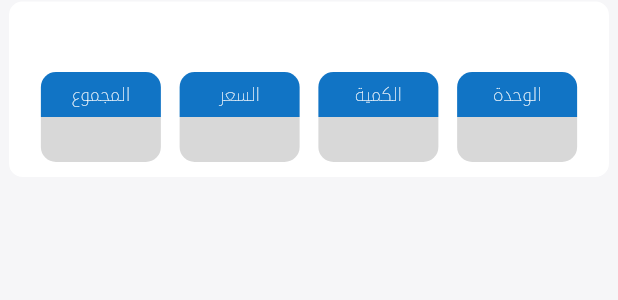
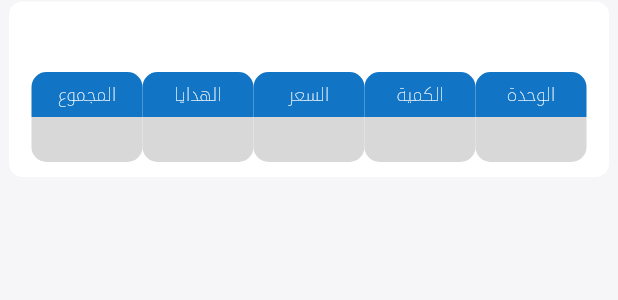
Before and after one commit to salimo2002/template, a Flutter app: the InvoiceItemCard widget shown alone on an empty page, opened directly with empty values, on a phone screen of 412 x 824 dp. Shown: the top 300 px of the screen. Run offline on Flutter 3.47's test engine with Material 3 defaults, Android fonts, the phone set to English and light mode, and no system bars; our stand-ins replace flutter_bloc, flutter_svg, image_picker, video_player; missing offline and left inert: font_awesome_icon_class, mobile_scanner; accounts and stored records are empty; network calls fail.

```diff
--- a/lib/widgets/sales invoice view/invoice_item_card.dart
+++ b/lib/widgets/sales invoice view/invoice_item_card.dart
@@ -14,7 +14,7 @@ class InvoiceItemCard extends StatefulWidget {
     required this.priceController,
     required this.quantityController,
     required this.unity,
-    required this.isNumericOnly,
+    required this.isNumericOnly, required this.bounsContoler,
   });
 
   final BuildContext context;
@@ -23,6 +23,8 @@ class InvoiceItemCard extends StatefulWidget {
   final TextEditingController totalController;
   final TextEditingController priceController;
   final TextEditingController quantityController;
+  final TextEditingController bounsContoler;
+
   final String unity;
   final bool isNumericOnly;
 
@@ -37,6 +39,7 @@ class _InvoiceItemCardState extends State<InvoiceItemCard> {
   final FocusNode focusNode2 = FocusNode();
   final FocusNode focusNode3 = FocusNode();
   final FocusNode focusNode4 = FocusNode();
+  final FocusNode focusNode5 = FocusNode();
   @override
   void initState() {
     super.initState();
@@ -136,6 +139,14 @@ class _InvoiceItemCardState extends State<InvoiceItemCard> {
                       ),
                       Expanded(
                         child: EditableDataColumn(
+                          focusNode: focusNode5,
+                          conttroller: widget.bounsContoler,
+                          text: 'الهدايا',
+                          isNumericOnly: widget.isNumericOnly,
+                        ),
+                      ),
+                      Expanded(
+                        child: EditableDataColumn(
                           focusNode: focusNode2,
                           conttroller: widget.priceController,
                           text: 'السعر',
```
Also changed, not shown: lib/models/bill_details_model.dart (+11 -6 lines), lib/views/create_a_sales_invoice_view.dart (+10 -0 lines).
